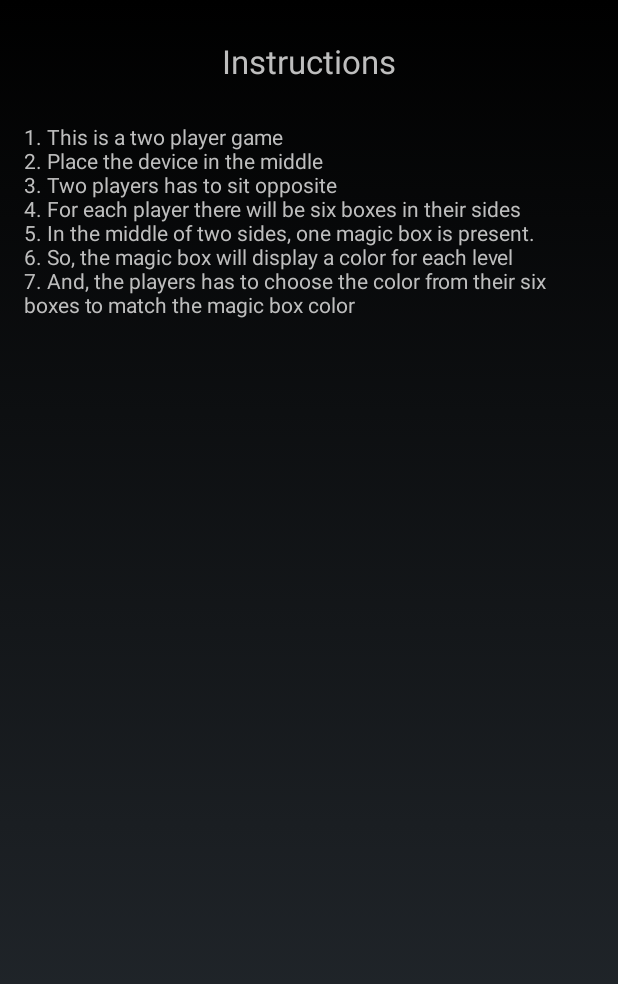
After one commit to kmuralidharan91/two-sides, an Android app: the InstructionsActivity screen opened directly, with no data from a screen before it, on a phone screen of 412 x 824 dp. The commit adds this screen. Shown: the top 984 px of the screen. Run offline under Robolectric (Android 15) with nearby library versions, the phone set to English and light mode, and no system bars.

Commit message:
TUTORIAL ADDED

```diff
--- a/app/build.gradle
+++ b/app/build.gradle
@@ -22,4 +22,5 @@ android {
 dependencies {
     compile fileTree(dir: 'libs', include: ['*.jar'])
     compile 'com.android.support:appcompat-v7:22.2.0'
+    compile 'com.github.amlcurran.showcaseview:library:5.0.0'
 }
--- a/app/src/main/AndroidManifest.xml
+++ b/app/src/main/AndroidManifest.xml
@@ -6,7 +6,7 @@
         android:allowBackup="true"
         android:icon="@mipmap/ic_launcher"
         android:label="@string/app_name"
-        android:theme="@style/AppTheme" >
+        android:theme="@style/CompatDarkActionBarTheme" >
         <activity
             android:name=".SplashActivity"
             android:label="Splash"
@@ -30,6 +30,10 @@
             android:name=".SettingsActivity"
             android:label="@string/title_activity_settings" >
         </activity>
+        <activity
+            android:name=".InstructionsActivity"
+            android:label="@string/title_activity_instructions" >
+        </activity>
     </application>
 
 </manifest>
--- /dev/null
+++ b/app/src/main/java/ashok/com/twosides/InstructionsActivity.java
@@ -0,0 +1,45 @@
+package ashok.com.twosides;
+
+import android.app.Activity;
+import android.os.Bundle;
+import android.view.Menu;
+import android.view.MenuItem;
+import android.widget.TextView;
+
+
+public class InstructionsActivity extends Activity {
+
+    @Override
+    protected void onCreate(Bundle savedInstanceState) {
+        super.onCreate(savedInstanceState);
+        setContentView(R.layout.activity_instructions);
+        TextView textViewInstructions = (TextView) findViewById(R.id.tv_instructions);
+        textViewInstructions.setText("Instructions");
+        TextView textViewBulletPoints = (TextView) findViewById(R.id.tv_bullet);
+        String bulletPoints="\n1. This is a two player game\n2. Place the device in the middle\n3. Two players has to sit opposite\n4. For each player there will be six boxes in their sides\n5. In the middle of two sides, one magic box is present.\n6. So, the magic box will display a color for each level\n7. And, the players has to choose the color from their six boxes to match the magic box color ";
+        textViewBulletPoints.setText(bulletPoints);
+    }
+
+    @Override
+    public boolean onCreateOptionsMenu(Menu menu) {
+        // Inflate the menu; this adds items to the action bar if it is present.
+        getMenuInflater().inflate(R.menu.menu_instructions, menu);
+        return true;
+
+    }
+
+    @Override
+    public boolean onOptionsItemSelected(MenuItem item) {
+        // Handle action bar item clicks here. The action bar will
+        // automatically handle clicks on the Home/Up button, so long
+        // as you specify a parent activity in AndroidManifest.xml.
+        int id = item.getItemId();
+
+        //noinspection SimplifiableIfStatement
+        if (id == R.id.action_settings) {
+            return true;
+        }
+
+        return super.onOptionsItemSelected(item);
+    }
+}
--- /dev/null
+++ b/app/src/main/res/layout/activity_instructions.xml
@@ -0,0 +1,25 @@
+<RelativeLayout xmlns:android="http://schemas.android.com/apk/res/android"
+    xmlns:tools="http://schemas.android.com/tools" android:layout_width="match_parent"
+    android:layout_height="match_parent" android:paddingLeft="@dimen/activity_horizontal_margin"
+    android:paddingRight="@dimen/activity_horizontal_margin"
+    android:paddingTop="@dimen/activity_vertical_margin"
+    android:paddingBottom="@dimen/activity_vertical_margin"
+    tools:context="ashok.com.twosides.InstructionsActivity">
+
+    <TextView
+        android:text="Instructions"
+        android:layout_width="wrap_content"
+        android:layout_height="wrap_content"
+        android:gravity="center"
+        android:layout_margin="10dp"
+        android:textSize="22sp"
+        android:layout_centerHorizontal="true"
+        android:id="@+id/tv_instructions"
+        />
+    <TextView
+        android:layout_width="wrap_content"
+        android:layout_height="wrap_content"
+        android:layout_below="@+id/tv_instructions"
+        android:id="@+id/tv_bullet"/>
+
+</RelativeLayout>
--- a/app/src/main/res/layout/activity_settings.xml
+++ b/app/src/main/res/layout/activity_settings.xml
@@ -12,7 +12,7 @@
 
 </LinearLayout>
     <TextView
-        android:text="Settings Page"
+        android:text="Settings"
         android:layout_width="wrap_content"
         android:layout_height="wrap_content"
         android:gravity="center"
--- /dev/null
+++ b/app/src/main/res/menu/menu_instructions.xml
@@ -0,0 +1,7 @@
+<menu xmlns:android="http://schemas.android.com/apk/res/android"
+    xmlns:app="http://schemas.android.com/apk/res-auto"
+    xmlns:tools="http://schemas.android.com/tools"
+    tools:context="ashok.com.twosides.InstructionsActivity">
+    <item android:id="@+id/action_settings" android:title="@string/action_settings"
+        android:orderInCategory="100" app:showAsAction="never" />
+</menu>
--- a/app/src/main/res/values/strings.xml
+++ b/app/src/main/res/values/strings.xml
@@ -4,4 +4,5 @@
     <string name="hello_world">Hello world!</string>
     <string name="action_settings">Settings</string>
     <string name="title_activity_settings">SettingsActivity</string>
+    <string name="title_activity_instructions">InstructionsActivity</string>
 </resources>
```
Also changed, not shown: app/src/main/java/ashok/com/twosides/HomeActivity.java (+9 -0 lines), app/src/main/java/ashok/com/twosides/MainActivity.java (+50 -15 lines), app/src/main/res/layout/activity_home.xml (+11 -2 lines), app/src/main/res/layout/activity_main.xml (+27 -6 lines), app/src/main/res/values/styles.xml (+51 -3 lines), app/src/main/res/drawable/timer.png (added), 3 other files.
